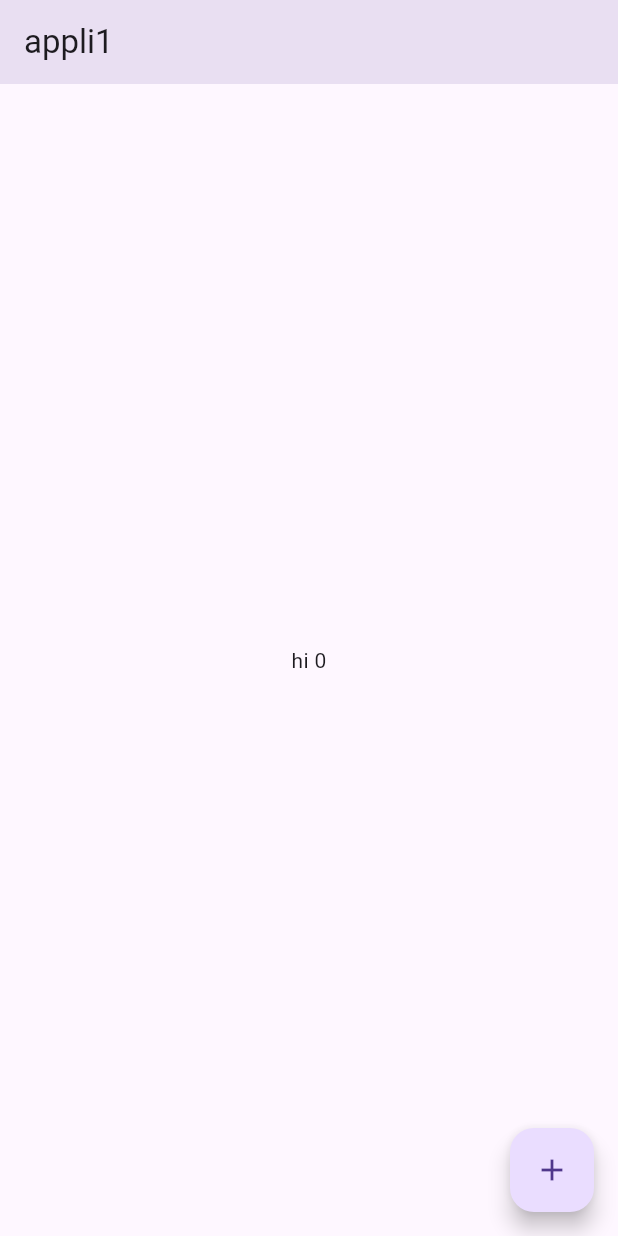
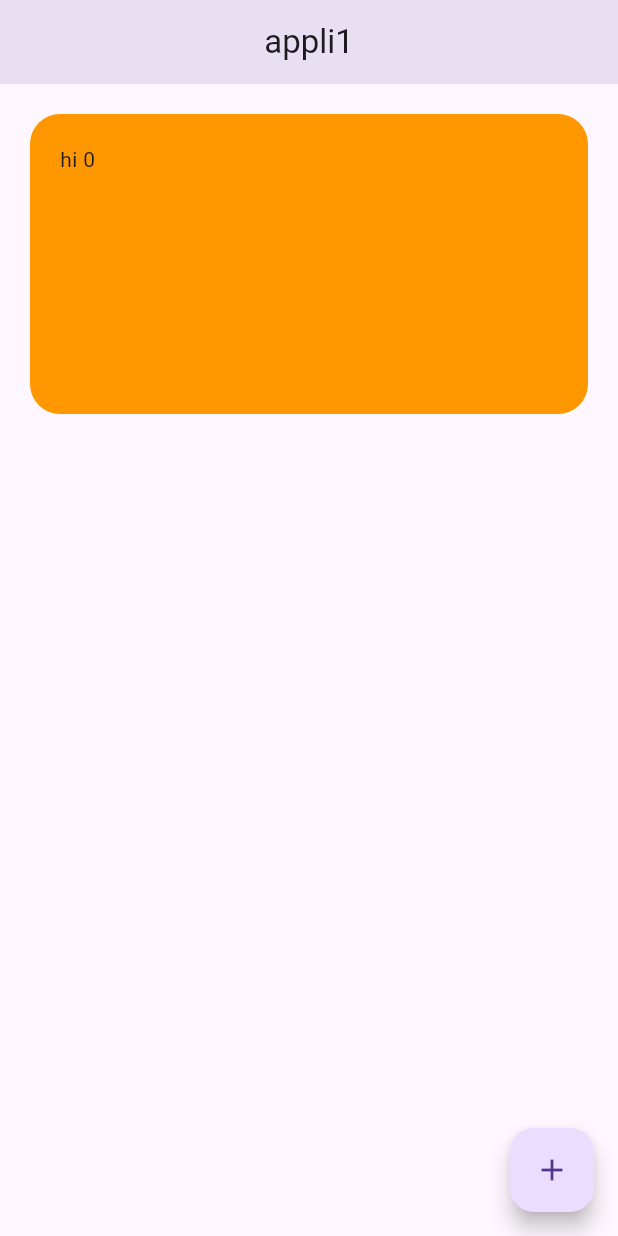
Before and after one commit to LINDEX171/aplli01, a Flutter app: the screen it shows after launch, on a phone screen of 412 x 824 dp. Run offline on Flutter 3.47's test engine with Material 3 defaults, Android fonts, the phone set to English and light mode, and no system bars.

Commit message:
container

```diff
--- /dev/null
+++ b/doc/container.txt
@@ -0,0 +1,4 @@
+un container vous permet de creer un element
+visuel rectangulaire.
+un container peut etre decore avec une couleur ,
+une bordure , ou une ombre etc..
--- a/doc/widget.txt
+++ b/doc/widget.txt
@@ -2,3 +2,8 @@ un widget est une partie qui definit une partie de l'interface
 utilisateur.
 stateless ne change pas avec le temps(statique)
 statefull qui change avec le temps(dynamique)
+
+
+padding est different de margin ,
+padding c'est l'espace à l'interieur ,
+margin c'est l'espace a l'exterieur ,
--- a/lib/main.dart
+++ b/lib/main.dart
@@ -29,8 +29,19 @@ class _HomePageState extends State<HomePage> {
   @override
   Widget build(BuildContext context) {
     return   Scaffold(
-      appBar: AppBar(title: Text("appli1"), elevation: 12,),
-      body: Center(child: Text("hi $counter")),
+      appBar: AppBar(title: Center(child: Text("appli1")), elevation: 12,),
+      body: Container(
+       // color: Colors.orange,
+        padding: EdgeInsets.all(20),
+         margin: EdgeInsets.all(20),
+          height: 200,
+          width: 400,
+          decoration: BoxDecoration(
+            color: Colors.orange,
+            borderRadius: BorderRadius.circular(20)
+          ),
+          alignment: Alignment.topLeft,
+          child: Text("hi $counter")),
       floatingActionButton: FloatingActionButton(
         onPressed: (){
           setState(() {
```
